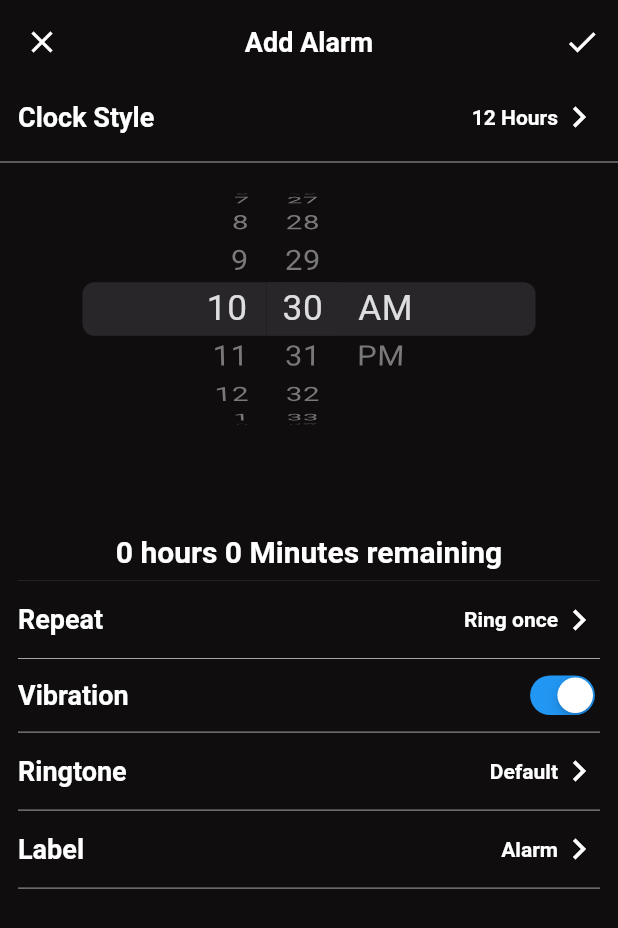
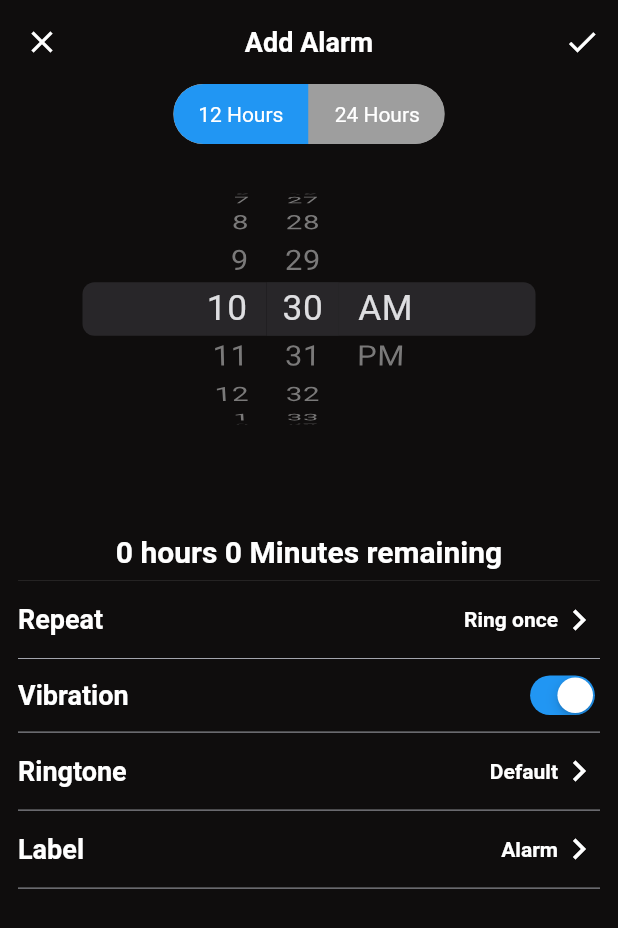
Before and after one commit to wahidmurad1/Alarm-App, a Flutter app: the AlarmDetailsPage screen opened by its route, on a phone screen of 412 x 824 dp. Shown: the top 928 px of the screen. Run offline on Flutter 3.47's test engine with Material 3 defaults, Android fonts, the phone set to English and light mode, and no system bars; drawn by our look-alikes of toggle_switch; our stand-ins replace avatar_glow, file_picker, flutter_local_notifications, flutter_riverpod, flutter_slidable, go_router and 1 more; missing offline and left inert: alarm; accounts and stored records are empty.

Commit message:
toggle switch add for 12 and 24 hours format

```diff
--- a/lib/views/alarm_details_page.dart
+++ b/lib/views/alarm_details_page.dart
@@ -1,3 +1,5 @@
+import 'dart:developer';
+
 import 'package:alarm_app/widgets/bottom_sheet.dart';
 import 'package:alarm_app/consts/const.dart';
 import 'package:alarm_app/widgets/custom_list_tile.dart';
@@ -7,6 +9,7 @@ import 'package:file_picker/file_picker.dart';
 import 'package:flutter/cupertino.dart';
 import 'package:flutter/material.dart';
 import 'package:flutter_riverpod/flutter_riverpod.dart';
+import 'package:toggle_switch/toggle_switch.dart';
 
 class AlarmDetailsPage extends ConsumerWidget {
   const AlarmDetailsPage({
@@ -57,53 +60,82 @@ class AlarmDetailsPage extends ConsumerWidget {
           width: MediaQuery.of(context).size.width,
           child: Column(
             children: [
-              InkWell(
-                onTap: () {
-                  ref.read(alarmChangeNotifier.tempClockStyleState.notifier).state = ref.watch(alarmChangeNotifier.clockStyleState);
-                  commonBottomSheet(
-                      bottomSheetHeight: 150,
-                      context: context,
-                      content: const ClockStyleContent(),
-                      onPressCloseButton: () {
-                        Navigator.pop(context);
-                      },
-                      onPressRightButton: () {
-                        ref.read(alarmChangeNotifier.clockStyleState.notifier).state = ref.watch(alarmChangeNotifier.tempClockStyleState);
-                        alarmChangeNotifier.clockStyleValue = ref.watch(alarmChangeNotifier.clockStyleState);
-                        Navigator.pop(context);
-                      },
-                      rightText: 'Done',
-                      rightTextStyle: semiBold16TextStyle(cPrimaryColor),
-                      title: 'Clock Style',
-                      isRightButtonShow: true);
+              // InkWell(
+              //   onTap: () {
+              //     ref.read(alarmChangeNotifier.tempClockStyleState.notifier).state = ref.watch(alarmChangeNotifier.clockStyleState);
+              //     commonBottomSheet(
+              //         bottomSheetHeight: 150,
+              //         context: context,
+              //         content: const ClockStyleContent(),
+              //         onPressCloseButton: () {
+              //           Navigator.pop(context);
+              //         },
+              //         onPressRightButton: () {
+              //           ref.read(alarmChangeNotifier.clockStyleState.notifier).state = ref.watch(alarmChangeNotifier.tempClockStyleState);
+              //           alarmChangeNotifier.clockStyleValue = ref.watch(alarmChangeNotifier.clockStyleState);
+              //           Navigator.pop(context);
+              //         },
+              //         rightText: 'Done',
+              //         rightTextStyle: semiBold16TextStyle(cPrimaryColor),
+              //         title: 'Clock Style',
+              //         isRightButtonShow: true);
+              //   },
+              //   child: Padding(
+              //     padding: const EdgeInsets.symmetric(horizontal: 12, vertical: 8),
+              //     child: Row(
+              //       children: [
+              //         Text(
+              //           'Clock Style',
+              //           style: semiBold18TextStyle(Theme.of(context).colorScheme.primary),
+              //         ),
+              //         const Spacer(),
+              //         Text(
+              //           ref.watch(alarmChangeNotifier.clockStyleState),
+              //           style: semiBold14TextStyle(Theme.of(context).colorScheme.primary),
+              //         ),
+              //         Icon(
+              //           Icons.keyboard_arrow_right_outlined,
+              //           size: 28,
+              //           color: Theme.of(context).colorScheme.primary,
+              //         )
+              //       ],
+              //     ),
+              //   ),
+              // ),
+
+              Consumer(
+                builder: (context, ref, child) {
+                  final clockStyle = ref.watch(alarmChangeNotifier.clockStyleState);
+                  return ToggleSwitch(
+                    minWidth: 90.0,
+                    initialLabelIndex: clockStyle == '12 Hours' ? 0 : 1,
+                    cornerRadius: 20.0,
+                    activeFgColor: Colors.white,
+                    inactiveBgColor: Colors.grey,
+                    inactiveFgColor: Colors.white,
+                    // activeBgColor: clockStyle == '12 Hours' ? [Colors.blue] : [Colors.pink],
+                    totalSwitches: 2,
+                    labels: const ['12 Hours', '24 Hours'],
+                    activeBgColors: const [
+                      [Colors.blue],
+                      [Colors.pink]
+                    ],
+                    onToggle: (index) {
+                      if (index == 0) {
+                        ref.read(alarmChangeNotifier.clockStyleState.notifier).state = '12 Hours';
+                        alarmChangeNotifier.clockStyleValue = '12 Hours';
+                      } else if (index == 1) {
+                        ref.read(alarmChangeNotifier.clockStyleState.notifier).state = '24 Hours';
+                        alarmChangeNotifier.clockStyleValue = '24 Hours';
+                      }
+                      print('switched to: $index');
+                    },
+                  );
                 },
-                child: Padding(
-                  padding: const EdgeInsets.symmetric(horizontal: 12, vertical: 8),
-                  child: Row(
-                    children: [
-                      Text(
-                        'Clock Style',
-                        style: semiBold18TextStyle(Theme.of(context).colorScheme.primary),
-                      ),
-                      const Spacer(),
-                      Text(
-                        ref.watch(alarmChangeNotifier.clockStyleState),
-                        style: semiBold14TextStyle(Theme.of(context).colorScheme.primary),
-                      ),
-                      Icon(
-                        Icons.keyboard_arrow_right_outlined,
-                        size: 28,
-                        color: Theme.of(context).colorScheme.primary,
-                      )
-                    ],
-                  ),
-                ),
               ),
 
-
-              const Divider(
-                thickness: 0.5,
-                color: cLineColor,
+              const SizedBox(
+                height: 20,
               ),
               SizedBox(
                 height: 180,
@@ -354,60 +386,6 @@ class AlarmDetailsPage extends ConsumerWidget {
   }
 }
 
-class ClockStyleContent extends ConsumerWidget {
-  const ClockStyleContent({
-    Key? key,
-  }) : super(key: key);
-
-  @override
-  Widget build(BuildContext context, WidgetRef ref) {
-    final alarmChangeNotifier = ref.watch(alarmChangeNotifierProvider);
-    return Column(
-      children: [
-        ListView.builder(
-          physics: const NeverScrollableScrollPhysics(),
-          shrinkWrap: true,
-          itemCount: alarmChangeNotifier.clockStyle.length,
-          itemBuilder: (BuildContext context, int index) {
-            return Padding(
-              padding: const EdgeInsets.only(bottom: 8),
-              child: CustomListTile(
-                title: alarmChangeNotifier.clockStyle[index].toString(),
-                titleTextStyle: semiBold16TextStyle(cBlackColor),
-                trailing: Consumer(
-                  builder: (context, ref, child) {
-                    return CustomRadioButton(
-                      onChanged: () {
-                        ref.read(alarmChangeNotifier.tempClockStyleState.notifier).state = alarmChangeNotifier.clockStyle[index];
-                        // ref.read(alarmChangeNotifier.tempAlarmActionSelect.notifier).state = alarmChangeNotifier.repeatType[index];
-                        // if (ref.read(alarmChangeNotifier.tempAlarmActionSelect.notifier).state == '') {
-                        //   ref.read(isBottomSheetRightButtonActive.notifier).state = false;
-                        // } else {
-                        //   ref.read(isBottomSheetRightButtonActive.notifier).state = true;
-                        // }
-                      },
-                      isSelected: ref.watch(alarmChangeNotifier.tempClockStyleState) == alarmChangeNotifier.clockStyle[index],
-                    );
-                  },
-                ),
-                itemColor: ref.watch(alarmChangeNotifier.tempClockStyleState) == alarmChangeNotifier.clockStyle[index] ? cPrimaryTint3Color : cWhiteColor,
-                onPressed: () {
-                  ref.read(alarmChangeNotifier.tempClockStyleState.notifier).state = alarmChangeNotifier.clockStyle[index];
-                  // if (ref.read(alarmChangeNotifier.tempAlarmActionSelect.notifier).state == '') {
-                  //   ref.read(isBottomSheetRightButtonActive.notifier).state = false;
-                  // } else {
-                  //   ref.read(isBottomSheetRightButtonActive.notifier).state = true;
-                  // }
-                },
-              ),
-            );
-          },
-        ),
-      ],
-    );
-  }
-}
-
 class AlarmActionContent extends ConsumerWidget {
   const AlarmActionContent({
     Key? key,
```
